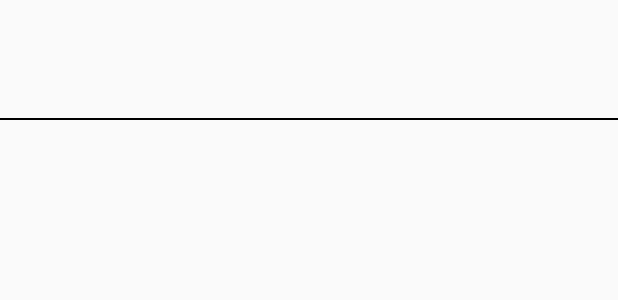
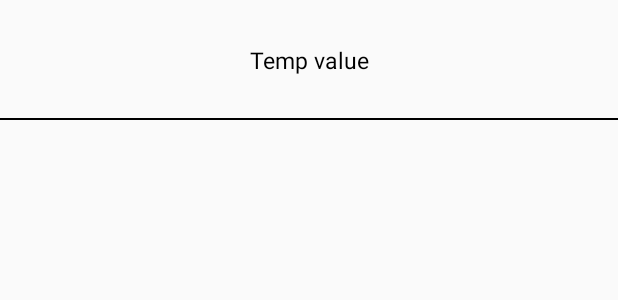
Before and after one commit to iamtihonov/TestPaggingLibrary, an Android app: the layout item_chat.xml on its own in the app's theme, with its tools: preview values and no code run, on a phone screen of 412 x 824 dp. Shown: the top 300 px of the screen. Run offline under Robolectric (Android 15) with nearby library versions, the phone set to English and light mode, and no system bars.

Commit message:
Успрощен код

```diff
--- a/app/src/main/java/com/example/testlist3/MainActivity.kt
+++ b/app/src/main/java/com/example/testlist3/MainActivity.kt
@@ -6,7 +6,7 @@ import android.util.Log
 import androidx.paging.LivePagedListBuilder
 import androidx.paging.PagedList
 import androidx.recyclerview.widget.LinearLayoutManager
-import kotlinx.android.synthetic.main.fragment_chat_details.*
+import kotlinx.android.synthetic.main.activity_chat.*
 import java.util.*
 import java.util.concurrent.Executors
 import kotlin.concurrent.schedule
@@ -22,7 +22,7 @@ class MainActivity : AppCompatActivity() {
 
     override fun onCreate(savedInstanceState: Bundle?) {
         super.onCreate(savedInstanceState)
-        setContentView(R.layout.fragment_chat_details)
+        setContentView(R.layout.activity_chat)
         initViews()
     }
 
--- a/app/src/main/java/com/example/testlist3/TestMessagesAdapter.kt
+++ b/app/src/main/java/com/example/testlist3/TestMessagesAdapter.kt
@@ -21,10 +21,7 @@ class TestMessagesAdapter : PagedListAdapter<MessageTestModel, TestTextMessageHo
 
     @Suppress("CascadeIf")
     override fun onCreateViewHolder(parent: ViewGroup, viewType: Int): TestTextMessageHolder {
-        val itemView = LayoutInflater.from(parent.context).inflate(
-            R.layout.item_chat_test,
-            parent, false
-        )
+        val itemView = LayoutInflater.from(parent.context).inflate(R.layout.item_chat, parent, false)
         return TestTextMessageHolder(itemView)
     }
 
--- a/app/src/main/java/com/example/testlist3/TestTextMessageHolder.kt
+++ b/app/src/main/java/com/example/testlist3/TestTextMessageHolder.kt
@@ -2,7 +2,7 @@ package com.example.testlist3
 
 import android.view.View
 import androidx.recyclerview.widget.RecyclerView
-import kotlinx.android.synthetic.main.item_chat_test.view.*
+import kotlinx.android.synthetic.main.item_chat.view.*
 
 
 /**
--- a/app/src/main/res/layout/fragment_chat_details.xml
+++ b/app/src/main/res/layout/activity_chat.xml
@@ -1,8 +1,5 @@
 <?xml version="1.0" encoding="utf-8"?>
 <androidx.recyclerview.widget.RecyclerView xmlns:android="http://schemas.android.com/apk/res/android"
-    xmlns:tools="http://schemas.android.com/tools"
     android:id="@+id/recycleView"
     android:layout_width="match_parent"
-    android:layout_height="match_parent"
-    tools:itemCount="5"
-    tools:layoutManager="androidx.recyclerview.widget.LinearLayoutManager" />
+    android:layout_height="match_parent" />
--- a/app/src/main/res/layout/item_chat_test.xml
+++ b/app/src/main/res/layout/item_chat.xml
@@ -1,7 +1,6 @@
 <?xml version="1.0" encoding="utf-8"?>
 <androidx.constraintlayout.widget.ConstraintLayout xmlns:android="http://schemas.android.com/apk/res/android"
     xmlns:app="http://schemas.android.com/apk/res-auto"
-    xmlns:tools="http://schemas.android.com/tools"
     android:id="@+id/viewParent"
     android:layout_width="match_parent"
     android:layout_height="80dp">
@@ -9,19 +8,19 @@
     <TextView
         android:id="@+id/textMessage"
         android:layout_width="match_parent"
-        android:layout_height="wrap_content"
+        android:layout_height="80dp"
+        android:gravity="center"
+        android:lines="1"
         android:padding="10dp"
+        android:text="Temp value"
         android:textColor="@android:color/black"
         android:textSize="15sp"
-        app:layout_constraintTop_toTopOf="parent"
         app:layout_constraintBottom_toBottomOf="parent"
-        tools:text="@tools:sample/lorem/random"
-        android:lines="1"
-        android:gravity="center" />
+        app:layout_constraintTop_toTopOf="parent" />
 
     <View
         android:layout_width="match_parent"
         android:layout_height="1dp"
-        app:layout_constraintBottom_toBottomOf="parent"
-        android:background="@android:color/black"/>
+        android:background="@android:color/black"
+        app:layout_constraintBottom_toBottomOf="parent" />
 </androidx.constraintlayout.widget.ConstraintLayout>
```
Also changed, not shown: app/src/main/res/layout/activity_main.xml (deleted, +0 -18 lines).
